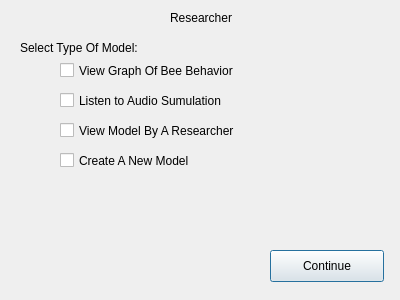
Old version of the form LoginGUI/secondwindowresearcher.ui in the repository ShihoVN/HiveChime.
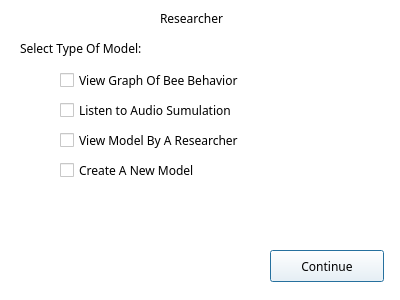
New version of the form.

```diff
--- a/LoginGUI/secondwindowresearcher.ui
+++ b/LoginGUI/secondwindowresearcher.ui
@@ -10,18 +10,465 @@
     <height>300</height>
    </rect>
   </property>
+  <property name="palette">
+   <palette>
+    <active>
+     <colorrole role="WindowText">
+      <brush brushstyle="SolidPattern">
+       <color alpha="255">
+        <red>0</red>
+        <green>0</green>
+        <blue>0</blue>
+       </color>
+      </brush>
+     </colorrole>
+     <colorrole role="Button">
+      <brush brushstyle="SolidPattern">
+       <color alpha="255">
+        <red>255</red>
+        <green>255</green>
+        <blue>255</blue>
+       </color>
+      </brush>
+     </colorrole>
+     <colorrole role="Light">
+      <brush brushstyle="SolidPattern">
+       <color alpha="255">
+        <red>255</red>
+        <green>255</green>
+        <blue>255</blue>
+       </color>
+      </brush>
+     </colorrole>
+     <colorrole role="Midlight">
+      <brush brushstyle="SolidPattern">
+       <color alpha="255">
+        <red>255</red>
+        <green>255</green>
+        <blue>255</blue>
+       </color>
+      </brush>
+     </colorrole>
+     <colorrole role="Dark">
+      <brush brushstyle="SolidPattern">
+       <color alpha="255">
+        <red>127</red>
+        <green>127</green>
+        <blue>127</blue>
+       </color>
+      </brush>
+     </colorrole>
+     <colorrole role="Mid">
+      <brush brushstyle="SolidPattern">
+       <color alpha="255">
+        <red>170</red>
+        <green>170</green>
+        <blue>170</blue>
+       </color>
+      </brush>
+     </colorrole>
+     <colorrole role="Text">
+      <brush brushstyle="SolidPattern">
+       <color alpha="255">
+        <red>0</red>
+        <green>0</green>
+        <blue>0</blue>
+       </color>
+      </brush>
+     </colorrole>
+     <colorrole role="BrightText">
+      <brush brushstyle="SolidPattern">
+       <color alpha="255">
+        <red>255</red>
+        <green>255</green>
+        <blue>255</blue>
+       </color>
+      </brush>
+     </colorrole>
+     <colorrole role="ButtonText">
+      <brush brushstyle="SolidPattern">
+       <color alpha="255">
+        <red>0</red>
+        <green>0</green>
+        <blue>0</blue>
+       </color>
+      </brush>
+     </colorrole>
+     <colorrole role="Base">
+      <brush brushstyle="SolidPattern">
+       <color alpha="255">
+        <red>255</red>
+        <green>255</green>
+        <blue>255</blue>
+       </color>
+      </brush>
+     </colorrole>
+     <colorrole role="Window">
+      <brush brushstyle="SolidPattern">
+       <color alpha="255">
+        <red>255</red>
+        <green>255</green>
+        <blue>255</blue>
+       </color>
+      </brush>
+     </colorrole>
+     <colorrole role="Shadow">
+      <brush brushstyle="SolidPattern">
+       <color alpha="255">
+        <red>0</red>
+        <green>0</green>
+        <blue>0</blue>
+       </color>
+      </brush>
+     </colorrole>
+     <colorrole role="AlternateBase">
+      <brush brushstyle="SolidPattern">
+       <color alpha="255">
+        <red>255</red>
+        <green>255</green>
+        <blue>255</blue>
+       </color>
+      </brush>
+     </colorrole>
+     <colorrole role="ToolTipBase">
+      <brush brushstyle="SolidPattern">
+       <color alpha="255">
+        <red>255</red>
+        <green>255</green>
+        <blue>220</blue>
+       </color>
+      </brush>
+     </colorrole>
+     <colorrole role="ToolTipText">
+      <brush brushstyle="SolidPattern">
+       <color alpha="255">
+        <red>0</red>
+        <green>0</green>
+        <blue>0</blue>
+       </color>
+      </brush>
+     </colorrole>
+     <colorrole role="PlaceholderText">
+      <brush brushstyle="SolidPattern">
+       <color alpha="128">
+        <red>0</red>
+        <green>0</green>
+        <blue>0</blue>
+       </color>
+      </brush>
+     </colorrole>
+    </active>
+    <inactive>
+     <colorrole role="WindowText">
+      <brush brushstyle="SolidPattern">
+       <color alpha="255">
+        <red>0</red>
+        <green>0</green>
+        <blue>0</blue>
+       </color>
+      </brush>
+     </colorrole>
+     <colorrole role="Button">
+      <brush brushstyle="SolidPattern">
+       <color alpha="255">
+        <red>255</red>
+        <green>255</green>
+        <blue>255</blue>
+       </color>
+      </brush>
+     </colorrole>
+     <colorrole role="Light">
+      <brush brushstyle="SolidPattern">
+       <color alpha="255">
+        <red>255</red>
+        <green>255</green>
+        <blue>255</blue>
+       </color>
+      </brush>
+     </colorrole>
+     <colorrole role="Midlight">
+      <brush brushstyle="SolidPattern">
+       <color alpha="255">
+        <red>255</red>
+        <green>255</green>
+        <blue>255</blue>
+       </color>
+      </brush>
+     </colorrole>
+     <colorrole role="Dark">
+      <brush brushstyle="SolidPattern">
+       <color alpha="255">
+        <red>127</red>
+        <green>127</green>
+        <blue>127</blue>
+       </color>
+      </brush>
+     </colorrole>
+     <colorrole role="Mid">
+      <brush brushstyle="SolidPattern">
+       <color alpha="255">
+        <red>170</red>
+        <green>170</green>
+        <blue>170</blue>
+       </color>
+      </brush>
+     </colorrole>
+     <colorrole role="Text">
+      <brush brushstyle="SolidPattern">
+       <color alpha="255">
+        <red>0</red>
+        <green>0</green>
+        <blue>0</blue>
+       </color>
+      </brush>
+     </colorrole>
+     <colorrole role="BrightText">
+      <brush brushstyle="SolidPattern">
+       <color alpha="255">
+        <red>255</red>
+        <green>255</green>
+        <blue>255</blue>
+       </color>
+      </brush>
+     </colorrole>
+     <colorrole role="ButtonText">
+      <brush brushstyle="SolidPattern">
+       <color alpha="255">
+        <red>0</red>
+        <green>0</green>
+        <blue>0</blue>
+       </color>
+      </brush>
+     </colorrole>
+     <colorrole role="Base">
+      <brush brushstyle="SolidPattern">
+       <color alpha="255">
+        <red>255</red>
+        <green>255</green>
+        <blue>255</blue>
+       </color>
+      </brush>
+     </colorrole>
+     <colorrole role="Window">
+      <brush brushstyle="SolidPattern">
+       <color alpha="255">
+        <red>255</red>
+        <green>255</green>
+        <blue>255</blue>
+       </color>
+      </brush>
+     </colorrole>
+     <colorrole role="Shadow">
+      <brush brushstyle="SolidPattern">
+       <color alpha="255">
+        <red>0</red>
+        <green>0</green>
+        <blue>0</blue>
+       </color>
+      </brush>
+     </colorrole>
+     <colorrole role="AlternateBase">
+      <brush brushstyle="SolidPattern">
+       <color alpha="255">
+        <red>255</red>
+        <green>255</green>
+        <blue>255</blue>
+       </color>
+      </brush>
+     </colorrole>
+     <colorrole role="ToolTipBase">
+      <brush brushstyle="SolidPattern">
+       <color alpha="255">
+        <red>255</red>
+        <green>255</green>
+        <blue>220</blue>
+       </color>
+      </brush>
+     </colorrole>
+     <colorrole role="ToolTipText">
+      <brush brushstyle="SolidPattern">
+       <color alpha="255">
+        <red>0</red>
+        <green>0</green>
+        <blue>0</blue>
+       </color>
+      </brush>
+     </colorrole>
+     <colorrole role="PlaceholderText">
+      <brush brushstyle="SolidPattern">
+       <color alpha="128">
+        <red>0</red>
+        <green>0</green>
+        <blue>0</blue>
+       </color>
+      </brush>
+     </colorrole>
+    </inactive>
+    <disabled>
+     <colorrole role="WindowText">
+      <brush brushstyle="SolidPattern">
+       <color alpha="255">
+        <red>127</red>
+        <green>127</green>
+        <blue>127</blue>
+       </color>
+      </brush>
+     </colorrole>
+     <colorrole role="Button">
+      <brush brushstyle="SolidPattern">
+       <color alpha="255">
+        <red>255</red>
+        <green>255</green>
+        <blue>255</blue>
+       </color>
+      </brush>
+     </colorrole>
+     <colorrole role="Light">
+      <brush brushstyle="SolidPattern">
+       <color alpha="255">
+        <red>255</red>
+        <green>255</green>
+        <blue>255</blue>
+       </color>
+      </brush>
+     </colorrole>
+     <colorrole role="Midlight">
+      <brush brushstyle="SolidPattern">
+       <color alpha="255">
+        <red>255</red>
+        <green>255</green>
+        <blue>255</blue>
+       </color>
+      </brush>
+     </colorrole>
+     <colorrole role="Dark">
+      <brush brushstyle="SolidPattern">
+       <color alpha="255">
+        <red>127</red>
+        <green>127</green>
+        <blue>127</blue>
+       </color>
+      </brush>
+     </colorrole>
+     <colorrole role="Mid">
+      <brush brushstyle="SolidPattern">
+       <color alpha="255">
+        <red>170</red>
+        <green>170</green>
+        <blue>170</blue>
+       </color>
+      </brush>
+     </colorrole>
+     <colorrole role="Text">
+      <brush brushstyle="SolidPattern">
+       <color alpha="255">
+        <red>127</red>
+        <green>127</green>
+        <blue>127</blue>
+       </color>
+      </brush>
+     </colorrole>
+     <colorrole role="BrightText">
+      <brush brushstyle="SolidPattern">
+       <color alpha="255">
+        <red>255</red>
+        <green>255</green>
+        <blue>255</blue>
+       </color>
+      </brush>
+     </colorrole>
+     <colorrole role="ButtonText">
+      <brush brushstyle="SolidPattern">
+       <color alpha="255">
+        <red>127</red>
+        <green>127</green>
+        <blue>127</blue>
+       </color>
+      </brush>
+     </colorrole>
+     <colorrole role="Base">
+      <brush brushstyle="SolidPattern">
+       <color alpha="255">
+        <red>255</red>
+        <green>255</green>
+        <blue>255</blue>
+       </color>
+      </brush>
+     </colorrole>
+     <colorrole role="Window">
+      <brush brushstyle="SolidPattern">
+       <color alpha="255">
+        <red>255</red>
+        <green>255</green>
+        <blue>255</blue>
+       </color>
+      </brush>
+     </colorrole>
+     <colorrole role="Shadow">
+      <brush brushstyle="SolidPattern">
+       <color alpha="255">
+        <red>0</red>
+        <green>0</green>
+        <blue>0</blue>
+       </color>
+      </brush>
+     </colorrole>
+     <colorrole role="AlternateBase">
+      <brush brushstyle="SolidPattern">
+       <color alpha="255">
+        <red>255</red>
+        <green>255</green>
+        <blue>255</blue>
+       </color>
+      </brush>
+     </colorrole>
+     <colorrole role="ToolTipBase">
+      <brush brushstyle="SolidPattern">
+       <color alpha="255">
+        <red>255</red>
+        <green>255</green>
+        <blue>220</blue>
+       </color>
+      </brush>
+     </colorrole>
+     <colorrole role="ToolTipText">
+      <brush brushstyle="SolidPattern">
+       <color alpha="255">
+        <red>0</red>
+        <green>0</green>
+        <blue>0</blue>
+       </color>
+      </brush>
+     </colorrole>
+     <colorrole role="PlaceholderText">
+      <brush brushstyle="SolidPattern">
+       <color alpha="128">
+        <red>0</red>
+        <green>0</green>
+        <blue>0</blue>
+       </color>
+      </brush>
+     </colorrole>
+    </disabled>
+   </palette>
+  </property>
   <property name="windowTitle">
    <string>Dialog</string>
   </property>
   <widget class="QLabel" name="label">
    <property name="geometry">
     <rect>
-     <x>170</x>
+     <x>160</x>
      <y>10</y>
      <width>81</width>
      <height>16</height>
     </rect>
    </property>
+   <property name="font">
+    <font>
+     <family>MingLiU</family>
+    </font>
+   </property>
    <property name="text">
     <string>Researcher</string>
    </property>
@@ -35,6 +482,11 @@
      <height>16</height>
     </rect>
    </property>
+   <property name="font">
+    <font>
+     <family>PingFang SC</family>
+    </font>
+   </property>
    <property name="text">
     <string>Select Type Of Model:</string>
    </property>
@@ -43,11 +495,16 @@
    <property name="geometry">
     <rect>
      <x>60</x>
-     <y>60</y>
+     <y>70</y>
      <width>211</width>
      <height>21</height>
     </rect>
    </property>
+   <property name="font">
+    <font>
+     <family>PingFang SC</family>
+    </font>
+   </property>
    <property name="text">
     <string>View Graph Of Bee Behavior</string>
    </property>
@@ -56,11 +513,16 @@
    <property name="geometry">
     <rect>
      <x>60</x>
-     <y>90</y>
+     <y>100</y>
      <width>201</width>
      <height>21</height>
     </rect>
    </property>
+   <property name="font">
+    <font>
+     <family>PingFang SC</family>
+    </font>
+   </property>
    <property name="text">
     <string>Listen to Audio Sumulation</string>
    </property>
@@ -69,11 +531,16 @@
    <property name="geometry">
     <rect>
      <x>60</x>
-     <y>120</y>
+     <y>130</y>
      <width>211</width>
      <height>21</height>
     </rect>
    </property>
+   <property name="font">
+    <font>
+     <family>PingFang SC</family>
+    </font>
+   </property>
    <property name="text">
     <string>View Model By A Researcher</string>
    </property>
@@ -82,11 +549,16 @@
    <property name="geometry">
     <rect>
      <x>60</x>
-     <y>150</y>
+     <y>160</y>
      <width>201</width>
      <height>21</height>
     </rect>
    </property>
+   <property name="font">
+    <font>
+     <family>PingFang SC</family>
+    </font>
+   </property>
    <property name="text">
     <string>Create A New Model </string>
    </property>
@@ -100,6 +572,11 @@
      <height>32</height>
     </rect>
    </property>
+   <property name="font">
+    <font>
+     <family>PingFang SC</family>
+    </font>
+   </property>
    <property name="text">
     <string>Continue</string>
    </property>
```
